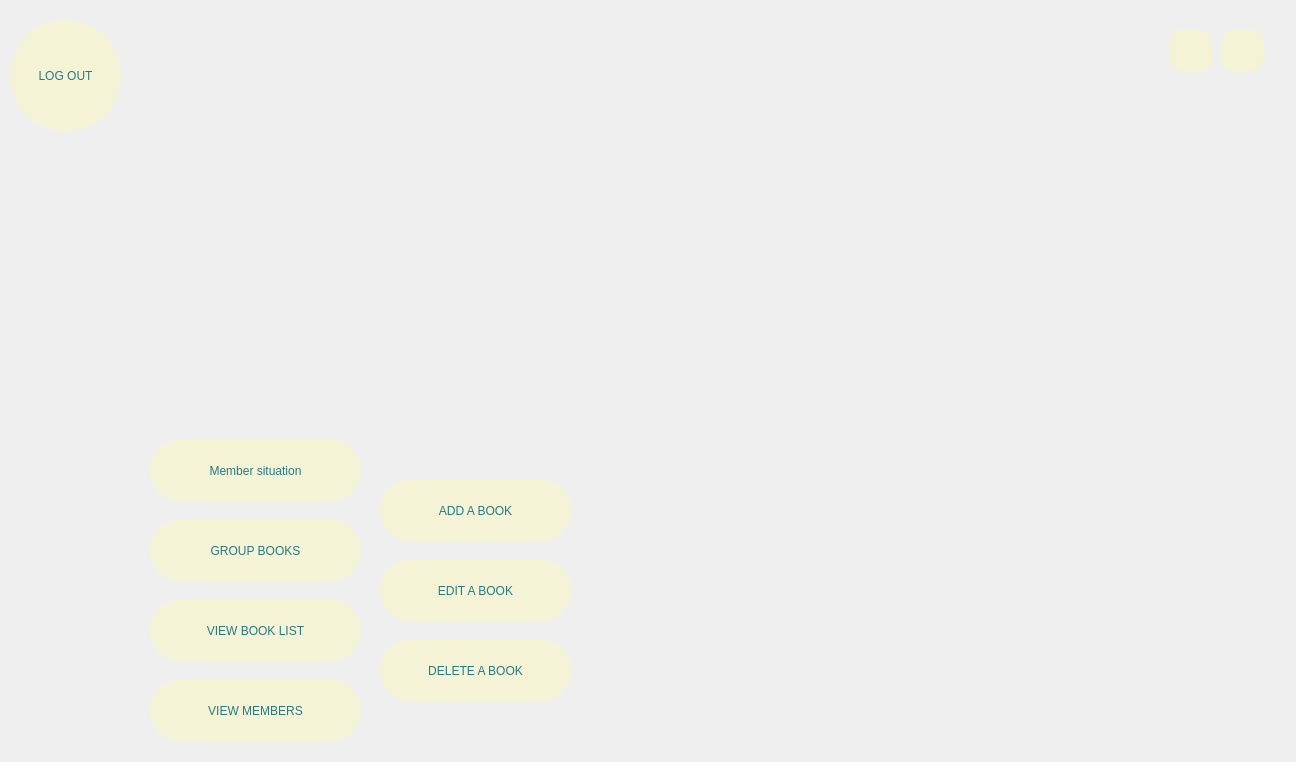
Above: admindashboard.ui from audrina-ebrahimi/Library before the change. Below: the same form after it.
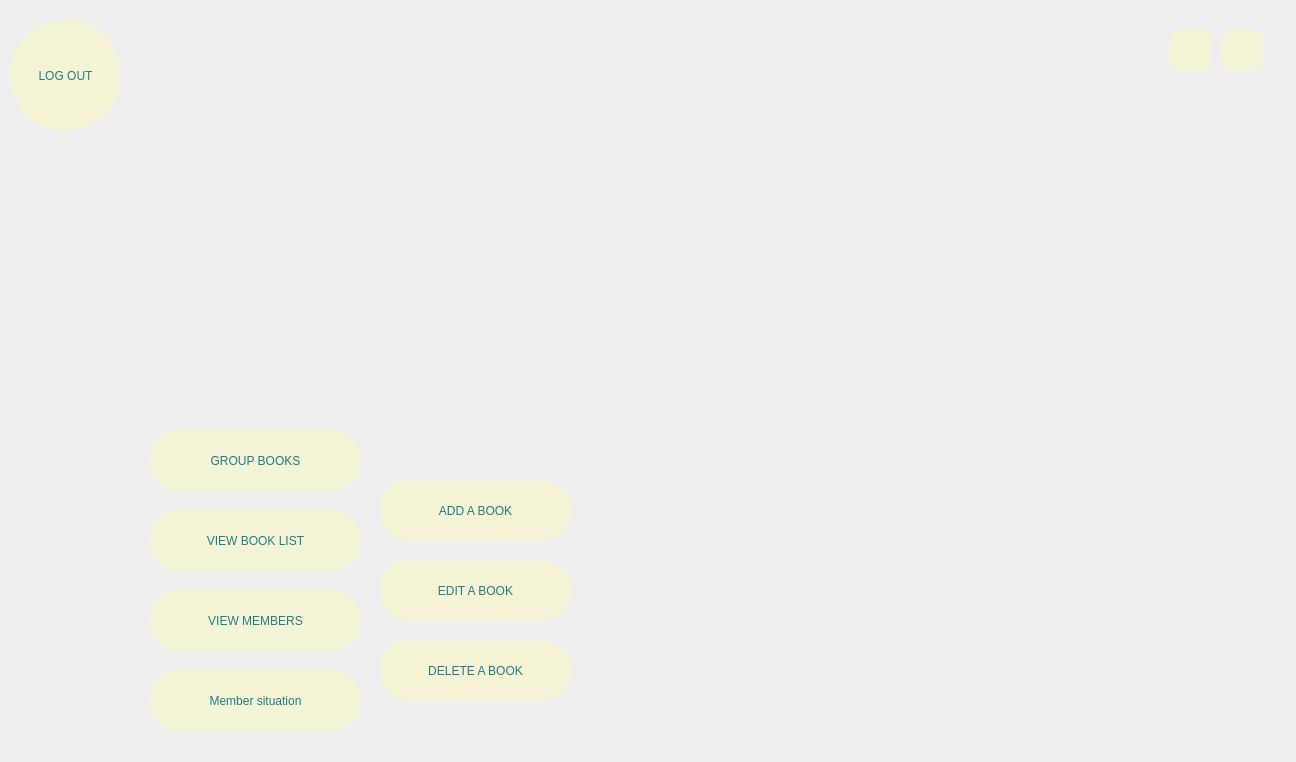
That is the form after the change. Icons and pictures are not drawn.

Patch:
```diff
--- a/admindashboard.ui
+++ b/admindashboard.ui
@@ -52,7 +52,7 @@
     <property name="geometry">
      <rect>
       <x>150</x>
-      <y>600</y>
+      <y>510</y>
       <width>211</width>
       <height>61</height>
      </rect>
@@ -100,7 +100,7 @@
     <property name="geometry">
      <rect>
       <x>150</x>
-      <y>520</y>
+      <y>430</y>
       <width>211</width>
       <height>61</height>
      </rect>
@@ -132,7 +132,7 @@
     <property name="geometry">
      <rect>
       <x>150</x>
-      <y>680</y>
+      <y>590</y>
       <width>211</width>
       <height>61</height>
      </rect>
@@ -225,7 +225,7 @@
     <property name="geometry">
      <rect>
       <x>150</x>
-      <y>440</y>
+      <y>670</y>
       <width>211</width>
       <height>61</height>
      </rect>
```
